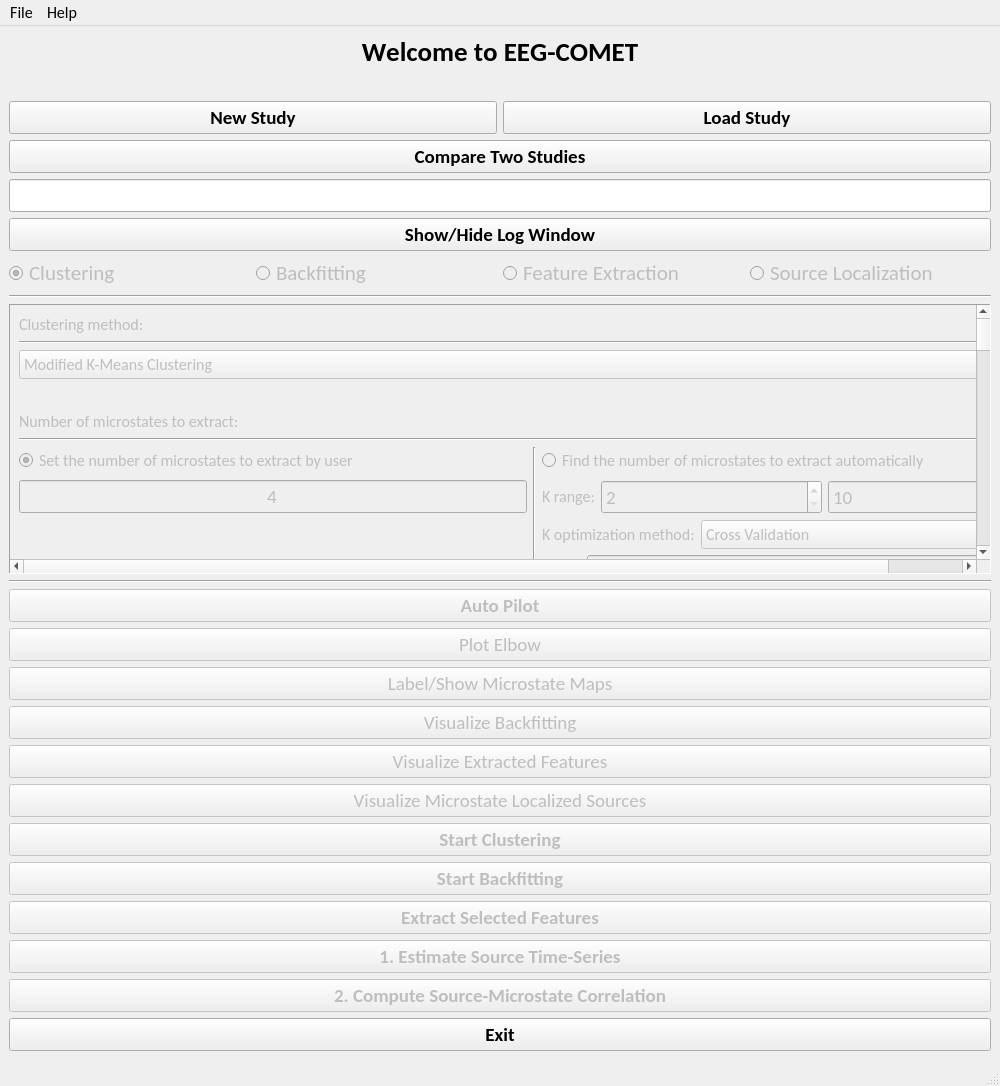
Above: EEG_COMET/ui/MainMicrostateWindow.ui from eeg-comet/eeg-comet before the change. Below: the same form after it.
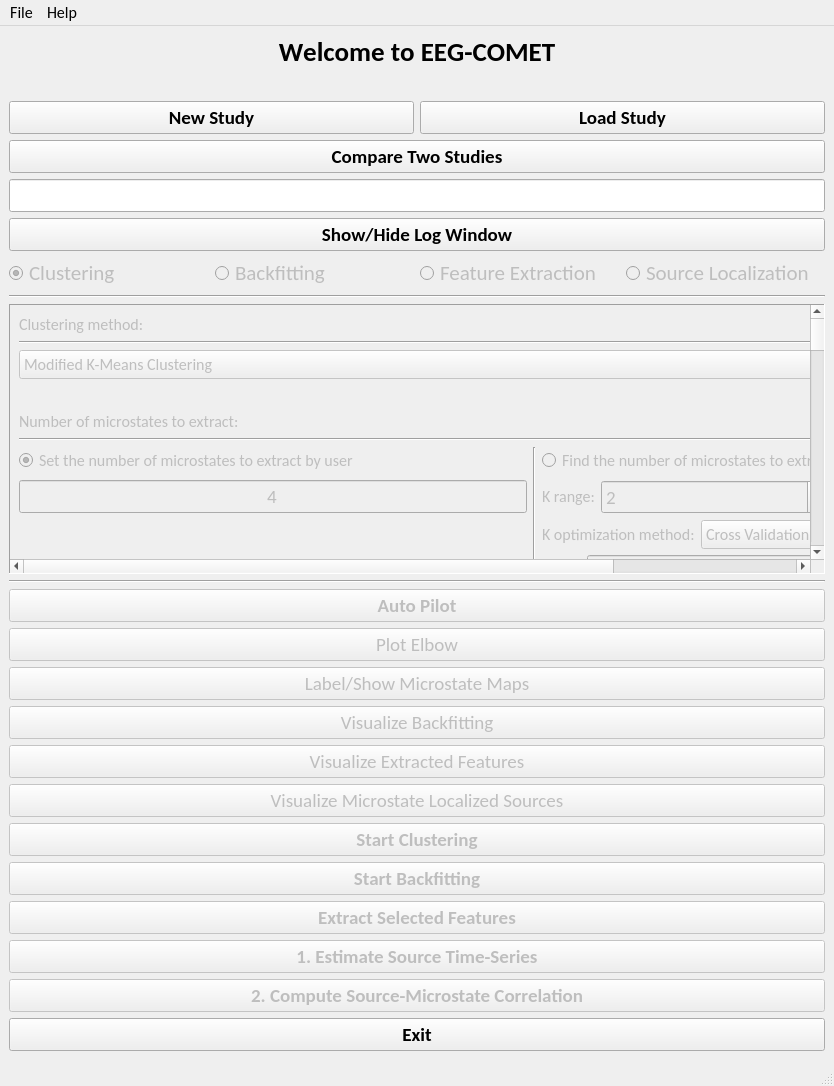
That is the form after the change.

```diff
--- a/EEG_COMET/ui/MainMicrostateWindow.ui
+++ b/EEG_COMET/ui/MainMicrostateWindow.ui
@@ -6,7 +6,7 @@
    <rect>
     <x>0</x>
     <y>0</y>
-    <width>1000</width>
+    <width>834</width>
     <height>1086</height>
    </rect>
   </property>
@@ -370,8 +370,8 @@
          <property name="geometry">
           <rect>
            <x>0</x>
-           <y>-720</y>
-           <width>975</width>
+           <y>-706</y>
+           <width>809</width>
            <height>1280</height>
           </rect>
          </property>
@@ -3114,7 +3114,7 @@
     <rect>
      <x>0</x>
      <y>0</y>
-     <width>1000</width>
+     <width>834</width>
      <height>18</height>
     </rect>
    </property>
```
Left out of the diff: 576 changed lines with no effect on the pictures.
